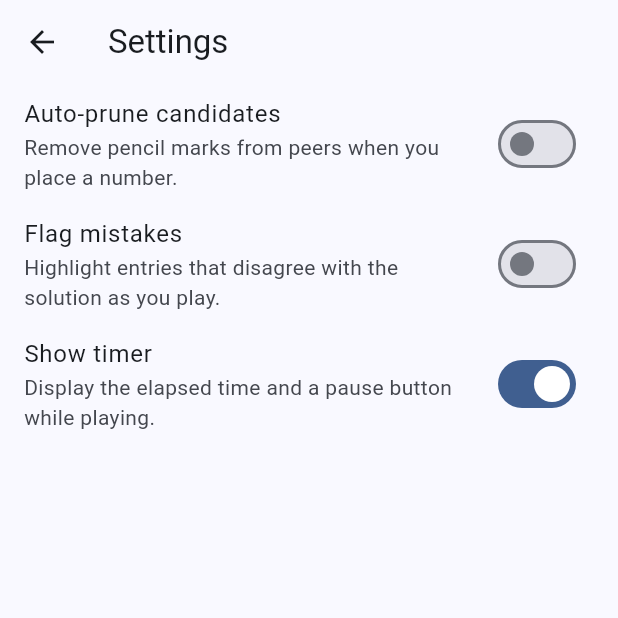
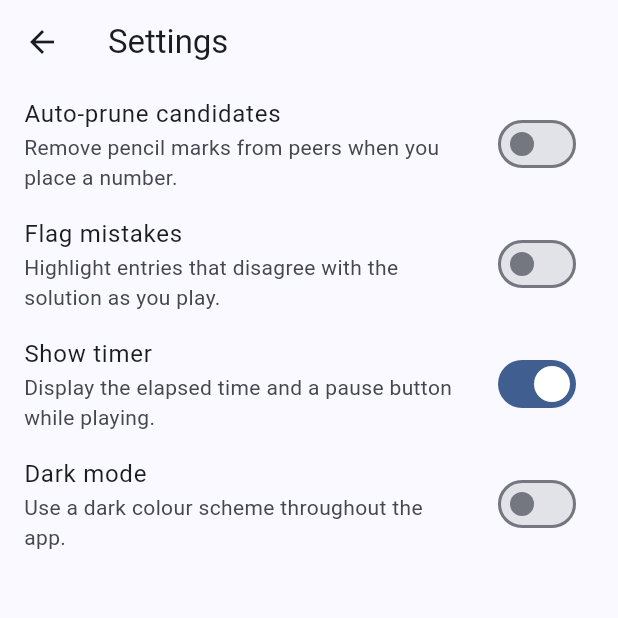
Before and after one commit to TheLastKiwi/sudokies, a Flutter app: the SettingsScreen screen opened directly, on a phone screen of 412 x 824 dp, the top half of it. Run offline on Flutter 3.47's test engine with Material 3 defaults, Android fonts, the phone set to English and light mode, and no system bars; our stand-ins replace shared_preferences; accounts and stored records are empty.

Commit message:
Add dark mode setting and theme
Co-Authored-By: Claude Opus 4.8 <noreply@anthropic.com>

```diff
--- a/lib/state/settings.dart
+++ b/lib/state/settings.dart
@@ -6,17 +6,20 @@ class Settings extends ChangeNotifier {
   static const _kAutoPrune = 'set_auto_prune';
   static const _kFlagMistakes = 'set_flag_mistakes';
   static const _kShowTimer = 'set_show_timer';
+  static const _kDarkMode = 'set_dark_mode';
 
   final SharedPreferences _prefs;
 
   bool _autoPrune;
   bool _flagMistakes;
   bool _showTimer;
+  bool _darkMode;
 
   Settings(this._prefs)
       : _autoPrune = _prefs.getBool(_kAutoPrune) ?? false,
         _flagMistakes = _prefs.getBool(_kFlagMistakes) ?? false,
-        _showTimer = _prefs.getBool(_kShowTimer) ?? true;
+        _showTimer = _prefs.getBool(_kShowTimer) ?? true,
+        _darkMode = _prefs.getBool(_kDarkMode) ?? false;
 
   static Future<Settings> load() async {
     final prefs = await SharedPreferences.getInstance();
@@ -26,6 +29,7 @@ class Settings extends ChangeNotifier {
   bool get autoPrune => _autoPrune;
   bool get flagMistakes => _flagMistakes;
   bool get showTimer => _showTimer;
+  bool get darkMode => _darkMode;
 
   set autoPrune(bool v) {
     _autoPrune = v;
@@ -44,4 +48,10 @@ class Settings extends ChangeNotifier {
     _prefs.setBool(_kShowTimer, v);
     notifyListeners();
   }
+
+  set darkMode(bool v) {
+    _darkMode = v;
+    _prefs.setBool(_kDarkMode, v);
+    notifyListeners();
+  }
 }
--- a/lib/ui/settings_screen.dart
+++ b/lib/ui/settings_screen.dart
@@ -36,6 +36,13 @@ class SettingsScreen extends StatelessWidget {
                 value: settings.showTimer,
                 onChanged: (v) => settings.showTimer = v,
               ),
+              SwitchListTile(
+                title: const Text('Dark mode'),
+                subtitle: const Text(
+                    'Use a dark colour scheme throughout the app.'),
+                value: settings.darkMode,
+                onChanged: (v) => settings.darkMode = v,
+              ),
             ],
           );
         },
```
Also changed, not shown: lib/ui/theme.dart (+8 -0 lines).
